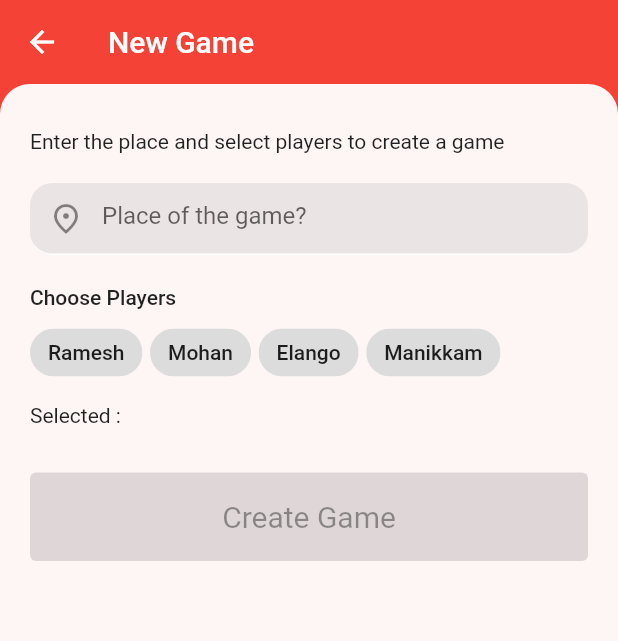
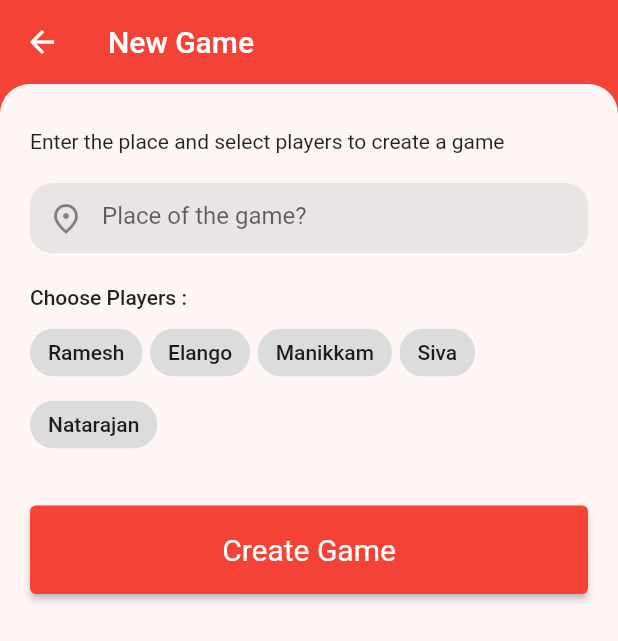
Before and after one commit to coder-selvarajan/vai_raja_vai, a Flutter app: the GamesScreen screen opened directly, after a tap on the "add" icon, on a phone screen of 412 x 824 dp. Shown: the top 641 px of the screen. Run offline on Flutter 3.47's test engine with Material 2 defaults, Android fonts, the phone set to English and light mode, and no system bars; our stand-ins replace flutter_native_splash, sqflite; accounts and stored records are empty.

Commit message:
Adding game input screen with chips

```diff
--- a/lib/main.dart
+++ b/lib/main.dart
@@ -45,6 +45,7 @@ class MyApp extends StatelessWidget {
       title: 'வை ராஜா வை',
       theme: ThemeData(
         primarySwatch: Colors.red,
+        // colorSchemeSeed: Colors.red,
       ),
       home: const Splash(),
     );
--- a/lib/models/game_data.dart
+++ b/lib/models/game_data.dart
@@ -49,8 +49,8 @@ class GameData extends ChangeNotifier {
     notifyListeners();
   }
 
-  void addCutfor(List<Player> players, String place) {
-    _games.add(Cutfor(time: DateTime.now(), players: players, place: place));
+  void addCutfor(List<Player> players, String place, DateTime time) {
+    _games.add(Cutfor(time: time, players: players, place: place));
     notifyListeners();
   }
 }
--- a/lib/screens/add_game_screen.dart
+++ b/lib/screens/add_game_screen.dart
@@ -3,8 +3,6 @@ import 'package:provider/provider.dart';
 import 'package:vai_raja_vai/models/model.dart';
 
 import '../models/game_data.dart';
-
-enum ExerciseFilter { Ramesh, Mohan, Elango, Manikkam }
 
 class AddGame extends StatefulWidget {
   const AddGame({Key? key}) : super(key: key);
@@ -14,7 +12,18 @@ class AddGame extends StatefulWidget {
 }
 
 class _AddGameState extends State<AddGame> {
-  final List<String> _filters = <String>[];
+  final List<Player> _selected = <Player>[
+    Player(id: 2, name: "Elango", shortname: "EL", color: "00FF00"),
+    Player(id: 3, name: "Manikkam", shortname: "MA", color: "0000FF"),
+  ];
+
+  final List<Player> players = [
+    Player(id: 1, name: "Ramesh", shortname: "RA", color: "FF0000"),
+    Player(id: 2, name: "Elango", shortname: "EL", color: "00FF00"),
+    Player(id: 3, name: "Manikkam", shortname: "MA", color: "0000FF"),
+    Player(id: 4, name: "Siva", shortname: "SI", color: "FF0000"),
+    Player(id: 5, name: "Natarajan", shortname: "NA", color: "0000FF"),
+  ];
 
   @override
   Widget build(BuildContext context) {
@@ -22,8 +31,8 @@ class _AddGameState extends State<AddGame> {
     // String place = "";
     // List<Player> currentPlayers = [];
     // DateTime time = DateTime.now();
-    //
-    // var provider = Provider.of<GameData>(context);
+
+    var provider = Provider.of<GameData>(context);
 
     return Scaffold(
       backgroundColor: Colors.red,
@@ -76,24 +85,24 @@ class _AddGameState extends State<AddGame> {
                     const SizedBox(
                       height: 20,
                     ),
-                    Text('Choose Players', style: textTheme.labelLarge),
+                    Text('Choose Players :', style: textTheme.labelLarge),
                     const SizedBox(height: 5.0),
                     Wrap(
                       spacing: 5.0,
-                      children:
-                          ExerciseFilter.values.map((ExerciseFilter exercise) {
+                      children: players.map((Player player) {
+                        // ExerciseFilter.values.map((ExerciseFilter exercise) {
                         return FilterChip(
-                          label: Text(exercise.name),
-                          selected: _filters.contains(exercise.name),
+                          label: Text(player.name),
+                          selected: _selected.contains(player),
                           onSelected: (bool value) {
                             setState(() {
                               if (value) {
-                                if (!_filters.contains(exercise.name)) {
-                                  _filters.add(exercise.name);
+                                if (!_selected.contains(player)) {
+                                  _selected.add(player);
                                 }
                               } else {
-                                _filters.removeWhere((String name) {
-                                  return name == exercise.name;
+                                _selected.removeWhere((Player filterPlayer) {
+                                  return filterPlayer == player;
                                 });
                               }
                             });
@@ -101,8 +110,8 @@ class _AddGameState extends State<AddGame> {
                         );
                       }).toList(),
                     ),
-                    const SizedBox(height: 10.0),
-                    Text('Selected : ${_filters.join(', ')}'),
+                    // const SizedBox(height: 10.0),
+                    // Text('Selected : ${_filters.join(', ')}'),
                     const SizedBox(height: 30.0),
                     ElevatedButton(
                       style: ElevatedButton.styleFrom(
@@ -110,7 +119,11 @@ class _AddGameState extends State<AddGame> {
                         textStyle:
                             const TextStyle(fontSize: 20, color: Colors.white),
                       ),
-                      onPressed: null,
+                      onPressed: () {
+                        provider.addCutfor(
+                            _selected, "Gobi Home", DateTime.now());
+                        Navigator.pop(context);
+                      },
                       child: const Padding(
                         padding: EdgeInsets.all(18.0),
                         child: Text('Create Game'),
--- a/lib/screens/games_screen.dart
+++ b/lib/screens/games_screen.dart
@@ -47,7 +47,7 @@ class GamesScreen extends StatelessWidget {
                   width: 20.0,
                 ),
                 const Text(
-                  'Cutfors',
+                  'Games',
                   style: TextStyle(
                     color: Colors.white,
                     fontSize: 40.0,
@@ -87,7 +87,7 @@ class GamesScreen extends StatelessWidget {
             child: Container(
               padding: const EdgeInsets.symmetric(horizontal: 20.0),
               decoration: BoxDecoration(
-                color: Colors.white.withOpacity(0.85),
+                color: Colors.white.withOpacity(0.95),
                 borderRadius: const BorderRadius.only(
                   topLeft: Radius.circular(20.0),
                   topRight: Radius.circular(20.0),
--- a/lib/widgets/game_tile.dart
+++ b/lib/widgets/game_tile.dart
@@ -4,15 +4,15 @@ import 'package:intl/intl.dart';
 import '../models/model.dart';
 
 class GameTile extends StatelessWidget {
-  final String place = "Gobi";
-  // final List<Player> players;
-  final DateTime time = DateTime.now();
+  final String? place;
+  final List<Player> players;
+  final DateTime time; // = DateTime.now();
 
   GameTile({
     super.key,
-    // required this.place,
-    // required this.players,
-    // required this.time
+    required this.place,
+    required this.players,
+    required this.time,
   });
 
   @override
@@ -34,13 +34,13 @@ class GameTile extends StatelessWidget {
       title: Column(
         mainAxisAlignment: MainAxisAlignment.start,
         crossAxisAlignment: CrossAxisAlignment.start,
-        children: const [
+        children: [
           Text(
-            "Ramesh Home",
+            place!,
             style: TextStyle(fontSize: 18, fontWeight: FontWeight.normal),
           ),
-          Text("2:05pm - 3:15pm"),
-          Text("RA, EL, NA, MA"),
+          const Text("2:05pm - 3:15pm"),
+          Text(players.map((p) => p.shortname).join(',')),
         ],
       ),
       trailing: const Icon(
--- a/lib/widgets/games_list.dart
+++ b/lib/widgets/games_list.dart
@@ -11,22 +11,20 @@ class GamesList extends StatelessWidget {
     return Consumer<GameData>(
       builder: (context, gameData, child) {
         return ListView.builder(
-          itemCount: gameData.playerCount,
+          itemCount: gameData.gameCount,
           itemBuilder: (context, index) {
-            final player = gameData.players[index];
+            final cutfor = gameData.games[index];
             return Column(
               children: [
-                GameTile(),
+                GameTile(
+                    place: cutfor.place,
+                    players: cutfor.players,
+                    time: cutfor.time),
                 const Divider(
                   color: Colors.black,
                 ),
               ],
             );
-            // return PlayerTile(
-            //   name: player.name,
-            //   shortname: player.shortname,
-            //   color: player.color,
-            // );
           },
         );
       },
```
